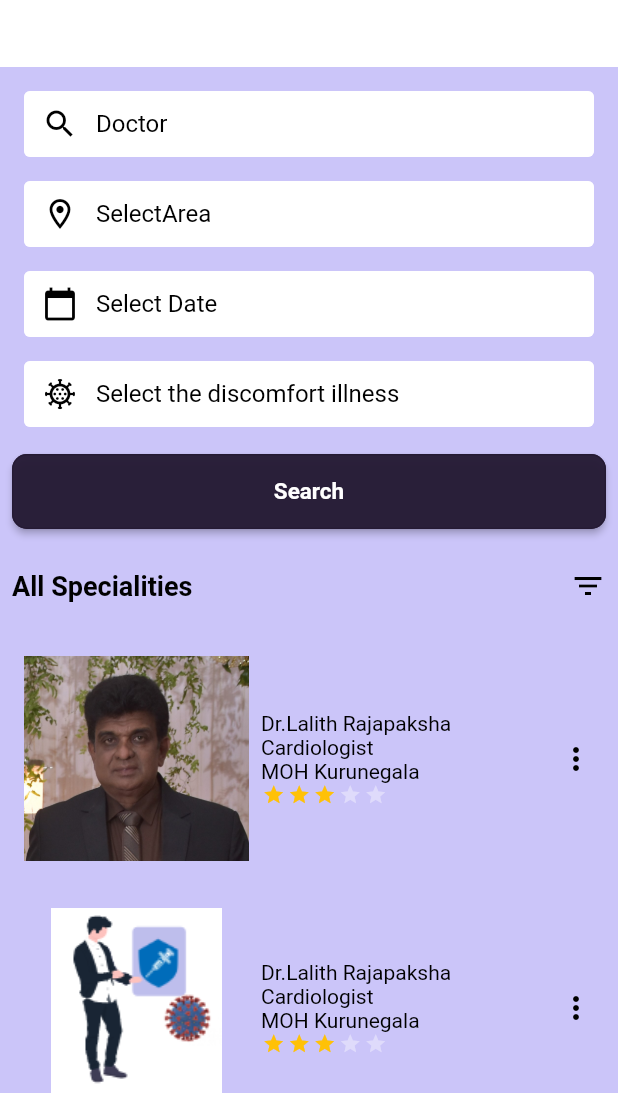
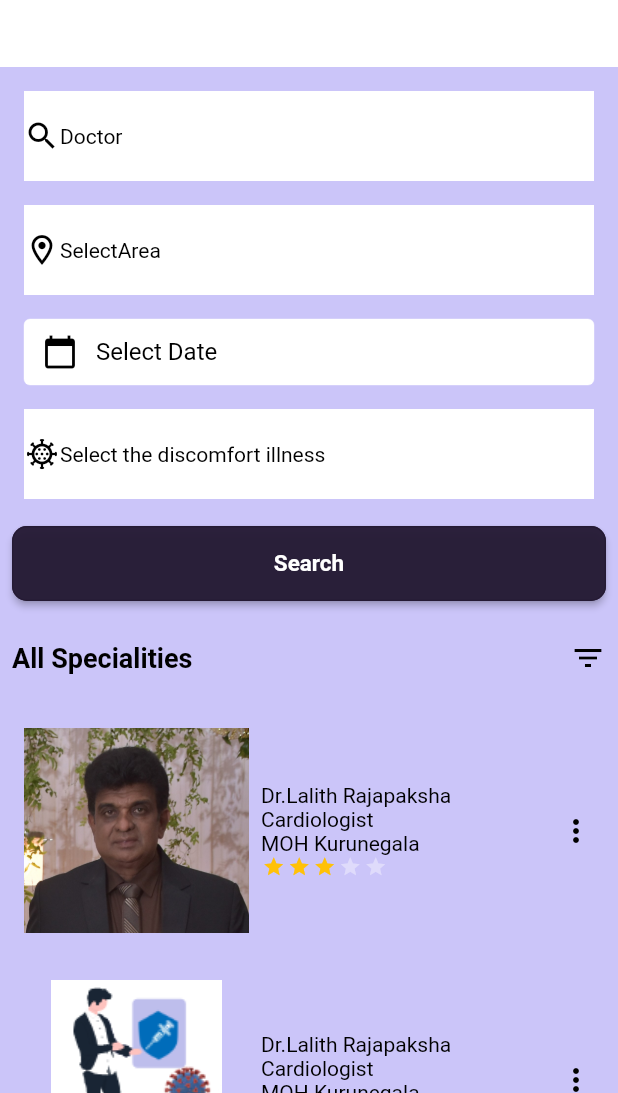
Before and after one commit to Rwishwajith/The-Shield, a Flutter app: the BookAppointmentScreen screen opened directly, on a phone screen of 412 x 824 dp, the part 143-1236 px from its top. Run offline on Flutter 3.47's test engine with Material 2 defaults, Android fonts, the phone set to English and light mode, and no system bars; drawn by our look-alikes of flutter_rating_bar; our stand-ins replace cloud_firestore, firebase_auth, firebase_core, fl_chart, font_awesome_flutter, google_sign_in and 5 more; missing offline and left inert: flutter_facebook_auth, is_first_run; accounts and stored records are empty; Roboto replaces fonts that are missing (Montserrat).

Commit message:
Adding some fixes

```diff
--- a/the_shield/lib/main_menu/future_predictions/check_predictions.dart
+++ b/the_shield/lib/main_menu/future_predictions/check_predictions.dart
@@ -422,7 +422,15 @@ class _FutureComplicationScreenState extends State<FutureComplicationScreen> {
                               style:
                               TextStyle(color: Colors.white, fontSize: 12),
                             ),
-                            Container(
+                            GestureDetector(
+                              onTap: () {
+                                Navigator.of(context).pushReplacement(
+                                  MaterialPageRoute(
+                                    builder: (context) => SecondFutureComplicationScreen(),
+                                  ),
+                                );
+                              },
+                              child: Container(
                                 margin: const EdgeInsets.all(5.0),
                                 padding: const EdgeInsets.only(
                                     top: 5.0,
@@ -438,6 +446,7 @@ class _FutureComplicationScreenState extends State<FutureComplicationScreen> {
                                   'View',
                                   style: TextStyle(
                                       color: Colors.white, fontSize: 15),
+                                ),
                               ),
                             ),
                           ],
--- a/the_shield/lib/main_menu/medical_assistance/book_appointment.dart
+++ b/the_shield/lib/main_menu/medical_assistance/book_appointment.dart
@@ -43,11 +43,48 @@ class _BookAppointmentScreenState extends State<BookAppointmentScreen> {
   String date = "Select Date";
   String illness = "Select the discomfort illness";
 
+  var doctors = [
+    'Doctor',
+    'Dr. Ranjith',
+    'pfyser',
+  ];
+
+  var areas = [
+    'SelectArea',
+    'Dr. Ranjith',
+    'pfyser',
+  ];
+
+  var illnesses = [
+    'Select the discomfort illness',
+    'Dr. Ranjith',
+    'pfyser',
+  ];
+
+  DateTime selectedDate = DateTime.now();
+  String dateNow = 'Select Date';
+
   final AssetImage logoImage =
       const AssetImage('assets/images/shield_logo.png');
 
   @override
   Widget build(BuildContext context) {
+
+    _selectDate(BuildContext context) async {
+      final DateTime? selected = await showDatePicker(
+        context: context,
+        initialDate: selectedDate,
+        firstDate: DateTime(1950),
+        lastDate: DateTime(2030),
+      );
+      if (selected != null && selected != selectedDate)
+        setState(() {
+          selectedDate = selected;
+          dateNow =
+          '${selectedDate.day}/${selectedDate.month}/${selectedDate.year}';
+        });
+    }
+
     return Scaffold(
         backgroundColor: Color(0xffcbc5f9),
         appBar: AppBar(
@@ -88,60 +125,94 @@ class _BookAppointmentScreenState extends State<BookAppointmentScreen> {
                   padding: const EdgeInsets.all(8.0),
                   child: Column(
                     children: [
-                      Container(
+                      Padding(
+                        padding: const EdgeInsets.all(8.0),
+                        child: Container(
+                          width: double.infinity,
+                          color: Colors.white,
+                          height: 60,
+                          child: Row(
+                            children: [
+                              Icon(
+                                Icons.search,
+                                color: Colors.black,
+                                size: 24,
+                              ),
+                              DropdownButton(
+                                value: doctor,
+                                underline: Container(
+                                  color: Colors.transparent,
+                                ),
+                                style: TextStyle(color: Colors.black),
+                                items: doctors.map((String items) {
+                                  return DropdownMenuItem(
+                                    value: items,
+                                    child: Text(items),
+                                  );
+                                }).toList(),
+                                onChanged: (String? newValue) {
+                                  setState(() {
+                                    doctor = newValue!;
+                                  });
+                                },
+                                // icon: Padding(
+                                //   padding: const EdgeInsets.only(left: 55.0),
+                                //   child: Icon(
+                                //     Icons.keyboard_arrow_down,
+                                //     color: Colors.red.shade900,
+                                //   ),
+                                // ),
+                              ),
+                            ],
+                          ),
+                        ),
+                      ),
+                      Padding(
+                        padding: const EdgeInsets.all(8.0),
+                        child: Container(
+                          width: double.infinity,
+                          color: Colors.white,
+                          height: 60,
+                          child: Row(
+                            children: [
+                              Icon(
+                                Icons.location_on_outlined,
+                                color: Colors.black,
+                                size: 24,
+                              ),
+                              DropdownButton(
+                                value: area,
+                                underline: Container(
+                                  color: Colors.transparent,
+                                ),
+                                style: TextStyle(color: Colors.black),
+                                items: areas.map((String items) {
+                                  return DropdownMenuItem(
+                                    value: items,
+                                    child: Text(items),
+                                  );
+                                }).toList(),
+                                onChanged: (String? newValue) {
+                                  setState(() {
+                                    area = newValue!;
+                                  });
+                                },
+                              ),
+                            ],
+                          ),
+                        ),
+                      ),
+                      GestureDetector(
+                        onTap: () {
+                          _selectDate(context);
+                        },
+                        child: Container(
                           height: 60,
                           child: Padding(
                             padding:
                             EdgeInsets.symmetric(horizontal: 8, vertical: 8),
                             child: TextFormField(
-                            style: TextStyle(color: Colors.black),
-                            autofocus: false,
-                            autocorrect: false,
-                            keyboardType: TextInputType.visiblePassword,
-                            // validator: (value) => value.isEmpty?'Please enter email':null,
-                            onSaved: (value) => doctor = value!,
-                            decoration: InputDecoration(
-                              prefixIcon: Icon(Icons.search,color: Colors.black,),
-                                fillColor: Colors.white,
-                                filled: true,
-                                border: OutlineInputBorder(
-                                  borderSide: BorderSide(color: Colors.white),
-                                ),
-                                labelText: doctor,
-                                labelStyle: TextStyle(color: Colors.black)),
-                          ),
-                        ),
-                      ),
-                      Container(
-                        height: 60,
-                        child: Padding(
-                          padding:
-                          EdgeInsets.symmetric(horizontal: 8, vertical: 8),
-                          child: TextFormField(
-                            style: TextStyle(color: Colors.black),
-                            autofocus: false,
-                            autocorrect: false,
-                            keyboardType: TextInputType.visiblePassword,
-                            // validator: (value) => value.isEmpty?'Please enter email':null,
-                            onSaved: (value) => area = value!,
-                            decoration: InputDecoration(
-                                prefixIcon: Icon(Icons.location_on_outlined,color: Colors.black,),
-                                fillColor: Colors.white,
-                                filled: true,
-                                border: OutlineInputBorder(
-                                  borderSide: BorderSide(color: Colors.white),
-                                ),
-                                labelText: area,
-                                labelStyle: TextStyle(color: Colors.black)),
-                          ),
-                        ),
-                      ),
-                      Container(
-                        height: 60,
-                        child: Padding(
-                          padding:
-                          EdgeInsets.symmetric(horizontal: 8, vertical: 8),
-                          child: TextFormField(
+                              enabled: false,
                               style: TextStyle(color: Colors.black),
                               autofocus: false,
                               autocorrect: false,
@@ -155,32 +226,44 @@ class _BookAppointmentScreenState extends State<BookAppointmentScreen> {
                                   border: OutlineInputBorder(
                                     borderSide: BorderSide(color: Colors.white),
                                   ),
-                                labelText: date,
+                                  labelText: dateNow,
                                   labelStyle: TextStyle(color: Colors.black)),
                             ),
                           ),
                         ),
-                      Container(
+                      ),
+                      Padding(
+                        padding: const EdgeInsets.all(8.0),
+                        child: Container(
+                          width: double.infinity,
+                          color: Colors.white,
                           height: 60,
-                        child: Padding(
-                          padding:
-                          EdgeInsets.symmetric(horizontal: 8, vertical: 8),
-                          child: TextFormField(
+                          child: Row(
+                            children: [
+                              Icon(
+                                Icons.coronavirus_outlined,
+                                color: Colors.black,
+                                size: 24,
+                              ),
+                              DropdownButton(
+                                value: illness,
+                                underline: Container(
+                                  color: Colors.transparent,
+                                ),
                                 style: TextStyle(color: Colors.black),
-                            autofocus: false,
-                            autocorrect: false,
-                            keyboardType: TextInputType.visiblePassword,
-                            // validator: (value) => value.isEmpty?'Please enter email':null,
-                            onSaved: (value) => illness = value!,
-                            decoration: InputDecoration(
-                                prefixIcon: Icon(Icons.coronavirus_outlined,color: Colors.black,),
-                                fillColor: Colors.white,
-                                filled: true,
-                                border: OutlineInputBorder(
-                                  borderSide: BorderSide(color: Colors.white),
+                                items: illnesses.map((String items) {
+                                  return DropdownMenuItem(
+                                    value: items,
+                                    child: Text(items),
+                                  );
+                                }).toList(),
+                                onChanged: (String? newValue) {
+                                  setState(() {
+                                    illness = newValue!;
+                                  });
+                                },
                               ),
-                                labelText: illness,
-                                labelStyle: TextStyle(color: Colors.black)),
+                            ],
                           ),
                         ),
                       ),
--- a/the_shield/lib/main_menu/medical_assistance/medical_assistance.dart
+++ b/the_shield/lib/main_menu/medical_assistance/medical_assistance.dart
@@ -1,6 +1,7 @@
 import 'package:flutter/material.dart';
 import 'package:the_shield/main_menu/reports/reports.dart';
 import 'package:the_shield/main_menu/vaccine_compatibility.dart';
+import 'package:url_launcher/url_launcher.dart';
 
 import '../get_help.dart';
 import 'book_appointment.dart';
@@ -105,6 +106,8 @@ class _MedicalAssistanceScreenState extends State<MedicalAssistanceScreen> {
                               builder: (context) => GetHelpScreen(),
                             ),
                           );
+                          } else if(getHelpList[index]['title'] == 'SEND AN EMAIL/TEXT') {
+                            launch('mailto:ruchira@gmail.com?subject=This is Subject Title&body=This is Body of Email');
                           }
                         },
                         child: Card(
--- a/the_shield/lib/main_menu/side_effect_monitoring/side_effect_history.dart
+++ b/the_shield/lib/main_menu/side_effect_monitoring/side_effect_history.dart
@@ -638,7 +638,7 @@ class _SecondSideEffectHistoryScreenState
                           xValueMapper: (ChartData data, _) => data.x,
                           yValueMapper: (ChartData data, _) => data.y,
                           // Radius of doughnut
-                          innerRadius: '60%',
+                          innerRadius: '35%',
                           radius: '110%')
                     ])),
                 SizedBox(
```
Lines whose indentation alone changed are shown as unchanged.
